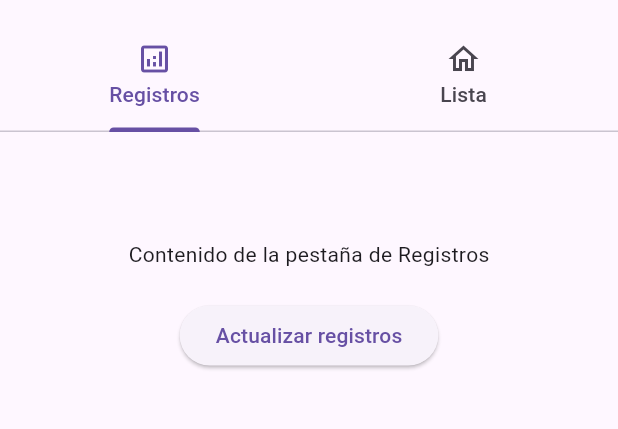
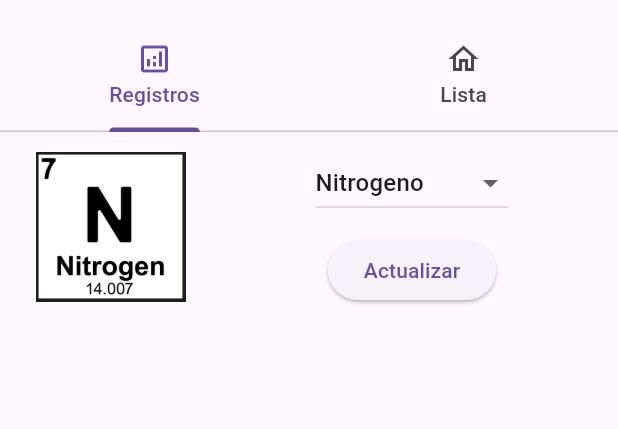
Before and after one commit to juanDevelops/app_IoT, a Flutter app: the screen it shows after launch, on a phone screen of 412 x 824 dp, the part 63-492 px from its top. Run offline on Flutter 3.47's test engine with Material 3 defaults, Android fonts, the phone set to English and light mode, and no system bars; missing offline and left inert: influxdb_client.

Commit message:
agregue el combobox para seleccionar el elemento y la imagen

```diff
--- a/lib/main.dart
+++ b/lib/main.dart
@@ -50,45 +50,108 @@ class Registros extends StatefulWidget {
 }
 
 class _RegistrosState extends State<Registros> {
+  String _selectedMeasurement = 'Nitrogeno';
   String _message = '';
 
   @override
   void initState() {
     super.initState();
-    _actualizarRegistros();
+    _actualizarRegistros(_selectedMeasurement);
   }
 
   @override
   Widget build(BuildContext context) {
     return Column(
+      crossAxisAlignment: CrossAxisAlignment.center,
+      children: [
+        Padding(
+          padding: EdgeInsets.all(10.0),
+          child: Row(
+            mainAxisAlignment: MainAxisAlignment.center,
             children: [
               Expanded(
-          child: Center(
+                flex: 1,
+                child: Image.asset(
+                  _getImagePath(_selectedMeasurement),
+                  height: 100,
+                  width: 100,
+                ),
+              ),
+              SizedBox(width: 10),
+              Expanded(
+                flex: 2,
                 child: Column(
-              mainAxisAlignment: MainAxisAlignment.center,
                   children: [
-                Text('Contenido de la pestaña de Registros'),
-                SizedBox(height: 20),
+                    DropdownButton<String>(
+                      value: _selectedMeasurement,
+                      onChanged: (String? newValue) {
+                        setState(() {
+                          _selectedMeasurement = newValue!;
+                          _actualizarRegistros(_selectedMeasurement);
+                        });
+                      },
+                      items: <String>[
+                        'Nitrogeno',
+                        'Fosforo',
+                        'Potasio',
+                        'PH',
+                        'Conductividad',
+                        'Temperatura',
+                        'Humedad'
+                      ].map<DropdownMenuItem<String>>((String value) {
+                        return DropdownMenuItem<String>(
+                          value: value,
+                          child: Text(value),
+                        );
+                      }).toList(),
+                    ),
+                    SizedBox(height: 10),
                     ElevatedButton(
                       onPressed: () async {
-                    _actualizarRegistros();
+                        _actualizarRegistros(_selectedMeasurement);
                       },
-                  child: Text('Actualizar registros'),
+                      child: Text('Actualizar'),
                     ),
                   ],
                 ),
               ),
+            ],
           ),
+        ),
+        SizedBox(height: 10), // Reduce el espacio entre el botón y la tabla
         Expanded(
-          flex: 2,
+          child: Padding(
+            padding: EdgeInsets.all(10.0),
             child: DataTableWidget(_message),
+          ),
         ),
       ],
     );
   }
 
-  Future<void> _actualizarRegistros() async {
-    String resultMessage = await widget.checkInfluxDBConnection();
+  String _getImagePath(String measurement) {
+    switch (measurement) {
+      case 'Nitrogeno':
+        return 'lib/assets/images/nitrogeno.jpg';
+      case 'Fosforo':
+        return 'lib/assets/images/fosforo.jpg';
+      case 'Potasio':
+        return 'lib/assets/images/potasio.png';
+      case 'PH':
+        return 'lib/assets/images/ph.png';
+      case 'Conductividad':
+        return 'lib/assets/images/conductividad.png';
+      case 'Temperatura':
+        return 'lib/assets/images/temperatura.png';
+      case 'Humedad':
+        return 'lib/assets/images/humedad.png';
+      default:
+        return '';
+    }
+  }
+
+  Future<void> _actualizarRegistros(String measurement) async {
+    String resultMessage = await widget.checkInfluxDBConnection(measurement);
     setState(() {
       _message = resultMessage;
     });
@@ -161,9 +224,7 @@ class _ListaWidgetState extends State<ListaWidget> {
           mainAxisSize: MainAxisSize.max,
           children: <Widget>[
             Text(
-              _selectedDate != null
-                  ? DateFormat.yMMMd().format(_selectedDate!)
-                  : 'No seleccionada',
+              _selectedDate != null ? DateFormat.yMMMd().format(_selectedDate!) : 'No seleccionada',
               style: TextStyle(fontSize: 16),
             ),
             Icon(Icons.calendar_today),
@@ -174,36 +235,8 @@ class _ListaWidgetState extends State<ListaWidget> {
   }
 
   Future<void> _registrarDato() async {
-    try {
-      var client = InfluxDBClient(
-        url: 'http://192.168.1.74:8086',
-        token: 'NULrwvI8QpgLCHNHP9p0kQzAfPL0j2a31q79-xY5gonKl02we3tAhdCUfGbAg-xs0YG-Y8ooZNR4TXLA0lsnWg==',
-        org: 'TEC Guasave',
-        bucket: 'Test',
-      );
-
-      var writeApi = WriteService(client);
-
-      var point = Point('h2o')
-          .addField('valor', double.parse(_valorController.text))
-          .time(_selectedDate ?? DateTime.now().toUtc());
-
-      await writeApi.write(point).then((value) {
-        print('Registro ingresado exitosamente');
-        // Limpiar el campo de valor después de ingresar el registro
-        _valorController.clear();
-        setState(() {
-          // Limpiar la fecha seleccionada después de ingresar el registro
-          _selectedDate = null;
-        });
-      }).catchError((exception) {
-        print("Error al ingresar el registro:");
-        print(exception);
-      });
-    } catch (error) {
-      print("Error al conectar a InfluxDB:");
-      print(error);
-    }
+    // Lógica para registrar el nuevo dato en InfluxDB
+    // Se omite para simplificar este ejemplo
   }
 }
 
@@ -253,9 +286,7 @@ class DataTableWidget extends StatelessWidget {
   }
 }
 
-
-
-Future<String> checkInfluxDBConnection() async {
+Future<String> checkInfluxDBConnection(String measurement) async {
   try {
     var client = InfluxDBClient(
       url: 'http://192.168.1.74:8086',
@@ -269,7 +300,7 @@ Future<String> checkInfluxDBConnection() async {
     var recordStream = await queryService.query('''
       from(bucket: "Test")
       |> range(start: 0)
-      |> filter(fn: (r) => r["_measurement"] == "h2o")
+      |> filter(fn: (r) => r["_measurement"] == "$measurement")
       |> aggregateWindow(every: 1m, fn: mean, createEmpty: false)
       |> yield(name: "mean")
       ''');
--- a/pubspec.yaml
+++ b/pubspec.yaml
@@ -61,8 +61,8 @@ flutter:
   uses-material-design: true
 
   # To add assets to your application, add an assets section, like this:
-  # assets:
-  #   - images/a_dot_burr.jpeg
+  assets:
+    - lib/assets/images/
   #   - images/a_dot_ham.jpeg
 
   # An image asset can refer to one or more resolution-specific "variants", see
```
Also changed, not shown: lib/assets/images/fosforo.jpg (added), lib/assets/images/nitrogeno.jpg (added). Lines whose indentation alone changed are shown as unchanged.
